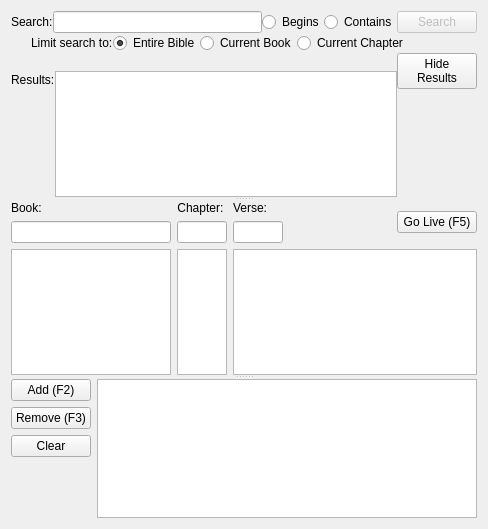
Qt form src/biblewidget.ui (SoftProjector/src) before a commit.
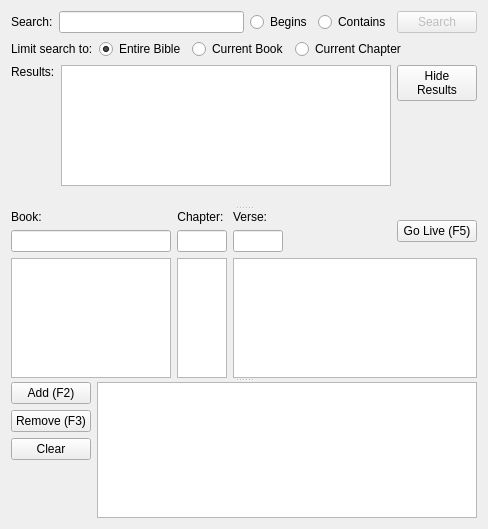
The same form after that commit. Icons and pictures are not drawn.

Commit message: Cleaned up the search widget code somewhat to make it look cleaner

The edit to the form file:
```diff
--- a/src/biblewidget.ui
+++ b/src/biblewidget.ui
@@ -19,23 +19,18 @@
   <property name="windowTitle">
    <string>Form</string>
   </property>
-  <layout class="QGridLayout" name="gridLayout_3">
-   <item row="0" column="0">
+  <layout class="QVBoxLayout" name="verticalLayout_9">
+   <item>
+    <widget class="QSplitter" name="splitter">
+     <property name="orientation">
+      <enum>Qt::Vertical</enum>
+     </property>
     <widget class="QSplitter" name="results_splitter">
      <property name="orientation">
       <enum>Qt::Vertical</enum>
      </property>
-     <property name="childrenCollapsible">
-      <bool>false</bool>
-     </property>
-     <widget class="QWidget" name="layoutWidget">
+      <widget class="QWidget" name="">
       <layout class="QVBoxLayout" name="search_layout">
-       <property name="spacing">
-        <number>0</number>
-       </property>
-       <property name="sizeConstraint">
-        <enum>QLayout::SetMinimumSize</enum>
-       </property>
        <item>
         <layout class="QHBoxLayout" name="horizontalLayout_2" stretch="0,1,0,0,0">
          <item>
@@ -140,23 +135,7 @@
         </layout>
        </item>
        <item>
-        <layout class="QHBoxLayout" name="horizontalLayout_4" stretch="0,0,0,0,0,0">
-         <item>
-          <spacer name="horizontalSpacer">
-           <property name="orientation">
-            <enum>Qt::Horizontal</enum>
-           </property>
-           <property name="sizeType">
-            <enum>QSizePolicy::Fixed</enum>
-           </property>
-           <property name="sizeHint" stdset="0">
-            <size>
-             <width>20</width>
-             <height>20</height>
-            </size>
-           </property>
-          </spacer>
-         </item>
+         <layout class="QHBoxLayout" name="horizontalLayout_3">
          <item>
           <widget class="QLabel" name="lblBook_3">
            <property name="sizePolicy">
@@ -231,8 +210,55 @@
         </layout>
        </item>
        <item>
-        <layout class="QGridLayout" name="result_layout">
-         <item row="1" column="1" rowspan="2">
+         <layout class="QHBoxLayout" name="results_layout">
+          <item>
+           <layout class="QVBoxLayout" name="verticalLayout_7">
+            <item>
+             <widget class="QLabel" name="result_label">
+              <property name="sizePolicy">
+               <sizepolicy hsizetype="Minimum" vsizetype="Fixed">
+                <horstretch>0</horstretch>
+                <verstretch>0</verstretch>
+               </sizepolicy>
+              </property>
+              <property name="minimumSize">
+               <size>
+                <width>0</width>
+                <height>0</height>
+               </size>
+              </property>
+              <property name="maximumSize">
+               <size>
+                <width>16777215</width>
+                <height>20</height>
+               </size>
+              </property>
+              <property name="text">
+               <string>Results:</string>
+              </property>
+              <property name="alignment">
+               <set>Qt::AlignLeading|Qt::AlignLeft|Qt::AlignVCenter</set>
+              </property>
+             </widget>
+            </item>
+            <item>
+             <spacer name="verticalSpacer_2">
+              <property name="orientation">
+               <enum>Qt::Vertical</enum>
+              </property>
+              <property name="sizeHint" stdset="0">
+               <size>
+                <width>20</width>
+                <height>0</height>
+               </size>
+              </property>
+             </spacer>
+            </item>
+           </layout>
+          </item>
+          <item>
+           <layout class="QVBoxLayout" name="verticalLayout_8">
+            <item>
           <widget class="QListWidget" name="search_results_list">
            <property name="sizePolicy">
             <sizepolicy hsizetype="Expanding" vsizetype="Expanding">
@@ -257,7 +283,18 @@
            </property>
           </widget>
          </item>
-         <item row="0" column="2" rowspan="2">
+            <item>
+             <widget class="QLabel" name="result_count_label">
+              <property name="text">
+               <string/>
+              </property>
+             </widget>
+            </item>
+           </layout>
+          </item>
+          <item>
+           <layout class="QVBoxLayout" name="verticalLayout_6">
+            <item>
           <widget class="QPushButton" name="hide_result_button">
            <property name="text">
             <string>Hide
@@ -265,7 +302,7 @@
            </property>
           </widget>
          </item>
-         <item row="2" column="0">
+            <item>
           <spacer name="verticalSpacer">
            <property name="orientation">
             <enum>Qt::Vertical</enum>
@@ -273,57 +310,27 @@
            <property name="sizeHint" stdset="0">
             <size>
              <width>20</width>
-             <height>40</height>
+                <height>0</height>
             </size>
            </property>
           </spacer>
          </item>
-         <item row="2" column="2">
-          <spacer name="verticalSpacer_2">
+           </layout>
+          </item>
+         </layout>
+        </item>
+        <item>
+         <spacer name="verticalSpacer_4">
            <property name="orientation">
             <enum>Qt::Vertical</enum>
            </property>
            <property name="sizeHint" stdset="0">
             <size>
              <width>20</width>
-             <height>40</height>
+            <height>13</height>
             </size>
            </property>
           </spacer>
-         </item>
-         <item row="0" column="1">
-          <widget class="QLabel" name="result_count_label">
-           <property name="text">
-            <string/>
-           </property>
-          </widget>
-         </item>
-         <item row="1" column="0">
-          <widget class="QLabel" name="result_label">
-           <property name="sizePolicy">
-            <sizepolicy hsizetype="Minimum" vsizetype="Fixed">
-             <horstretch>0</horstretch>
-             <verstretch>0</verstretch>
-            </sizepolicy>
-           </property>
-           <property name="minimumSize">
-            <size>
-             <width>0</width>
-             <height>0</height>
-            </size>
-           </property>
-           <property name="maximumSize">
-            <size>
-             <width>16777215</width>
-             <height>20</height>
-            </size>
-           </property>
-           <property name="text">
-            <string>Results:</string>
-           </property>
-          </widget>
-         </item>
-        </layout>
        </item>
       </layout>
      </widget>
@@ -576,6 +583,7 @@
         </layout>
        </item>
       </layout>
+      </widget>
      </widget>
      <widget class="QWidget" name="layoutWidget">
       <layout class="QGridLayout" name="gridLayout">
```
Lines whose indentation alone changed are shown as unchanged. The commit also changes 2 other files.
